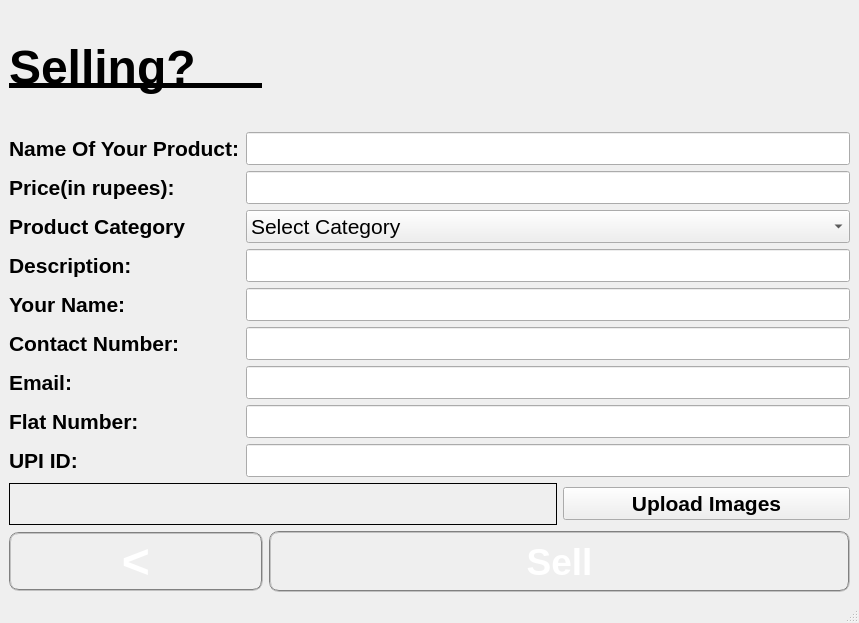
Above: sellPage.ui from acmpesuecc/GrowPal before the change. Below: the same form after it.
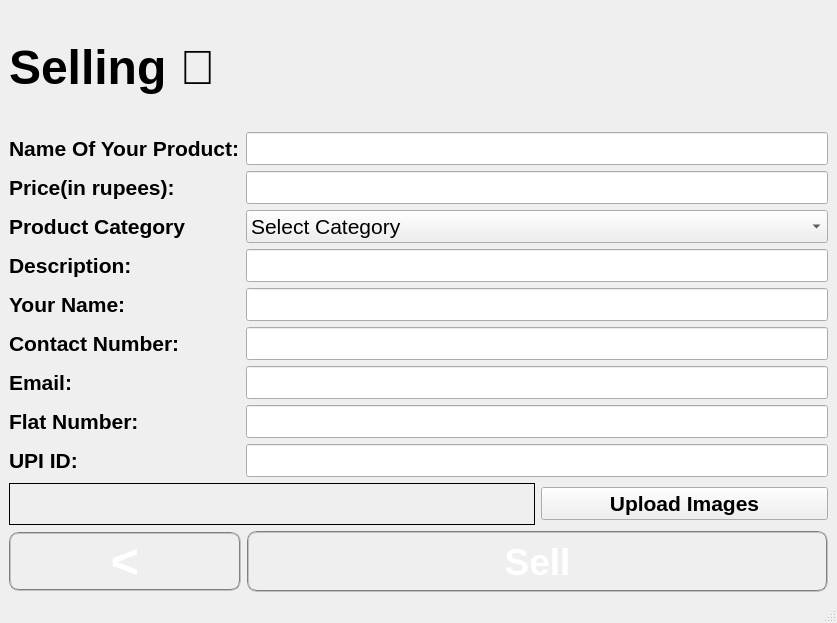
That is the form after the change.

```diff
--- a/sellPage.ui
+++ b/sellPage.ui
@@ -15,22 +15,6 @@
   </property>
   <widget class="QWidget" name="centralwidget">
    <layout class="QGridLayout" name="gridLayout">
-    <item row="0" column="0">
-     <widget class="QLabel" name="label">
-      <property name="font">
-       <font>
-        <pointsize>36</pointsize>
-        <weight>75</weight>
-        <italic>false</italic>
-        <bold>true</bold>
-        <underline>true</underline>
-       </font>
-      </property>
-      <property name="text">
-       <string>Selling?     </string>
-      </property>
-     </widget>
-    </item>
     <item row="2" column="2">
      <widget class="QPushButton" name="pushButton_UploadImages">
       <property name="minimumSize">
@@ -535,6 +519,22 @@
       </item>
      </layout>
     </item>
+    <item row="0" column="0" colspan="2">
+     <widget class="QLabel" name="label">
+      <property name="font">
+       <font>
+        <pointsize>36</pointsize>
+        <weight>75</weight>
+        <italic>false</italic>
+        <bold>true</bold>
+        <underline>false</underline>
+       </font>
+      </property>
+      <property name="text">
+       <string>Selling </string>
+      </property>
+     </widget>
+    </item>
    </layout>
   </widget>
   <widget class="QMenuBar" name="menubar">
```
